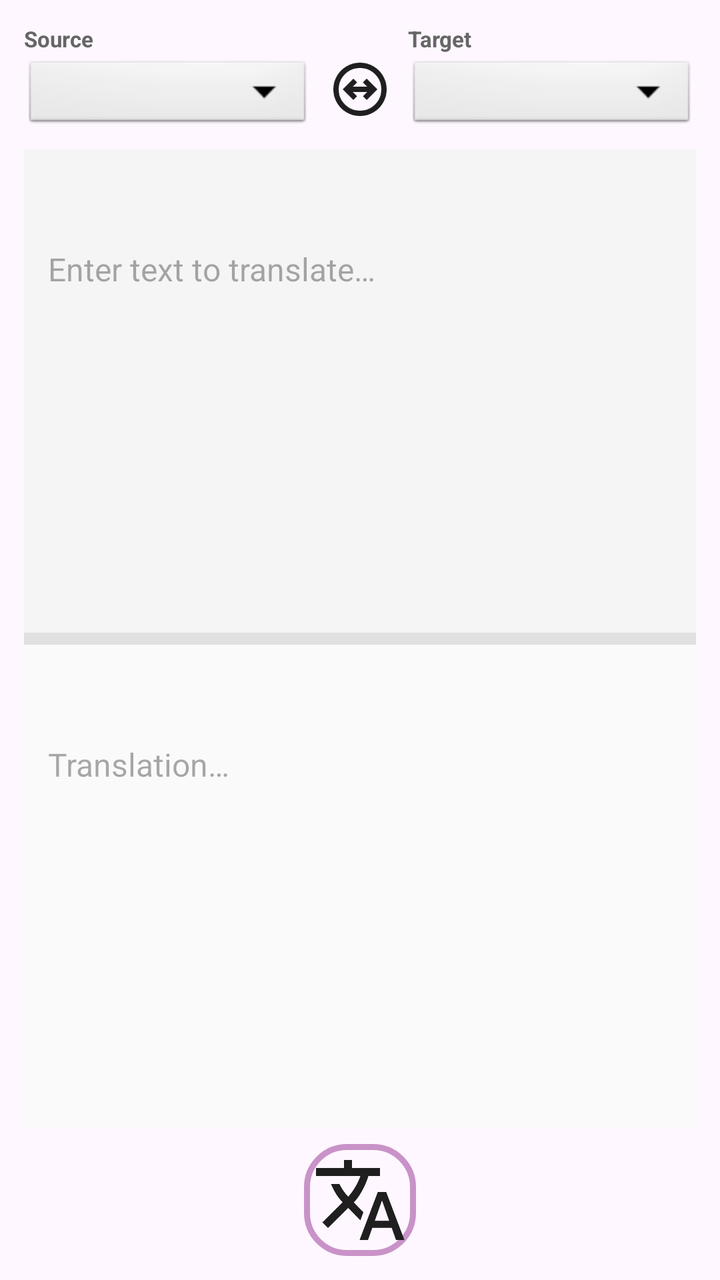
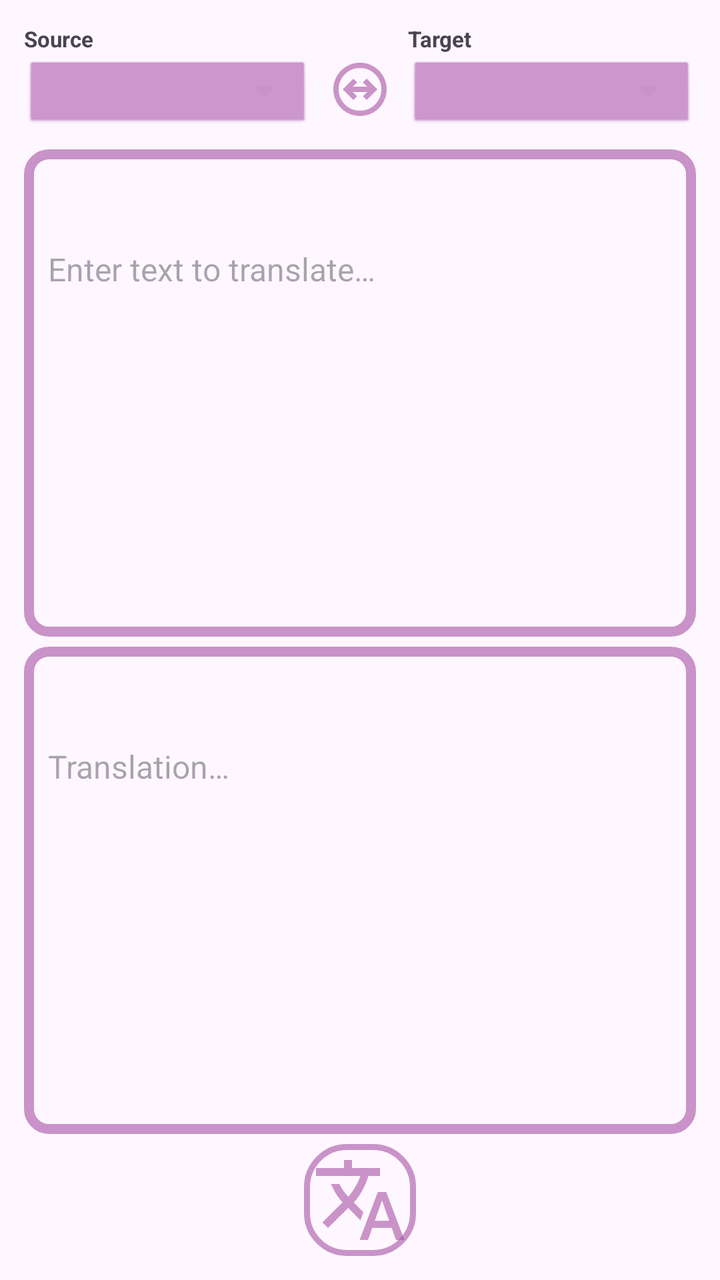

Two renders of the same Android screen: before a commit and after it. Below are the layout's source before the change and the commit's diff.
<!-- AndroidManifest.xml: application theme Theme.TFLiteAudio -->
<!-- res/layout/activity_main.xml -->
<androidx.coordinatorlayout.widget.CoordinatorLayout
    xmlns:android="http://schemas.android.com/apk/res/android"
    xmlns:tools="http://schemas.android.com/tools"
    android:layout_width="match_parent"
    android:layout_height="match_parent"
    android:keepScreenOn="true"
    android:fitsSystemWindows="true"
    android:id="@+id/rootLayout">

    <LinearLayout
        android:layout_width="match_parent"
        android:layout_height="match_parent"
        android:orientation="vertical"
        android:padding="12dp"
        tools:context="com.seemless.MainActivity">

        
        <LinearLayout
            android:id="@+id/langRow"
            android:layout_width="match_parent"
            android:layout_height="wrap_content"
            android:orientation="horizontal"
            android:gravity="center_vertical">

            
            <LinearLayout
                android:layout_width="0dp"
                android:layout_height="wrap_content"
                android:layout_weight="1"
                android:orientation="vertical">

                <TextView
                    android:layout_width="match_parent"
                    android:layout_height="wrap_content"
                    android:text="Source"
                    android:textSize="11sp"
                    android:textColor="#666666"
                    android:textStyle="bold"
                    android:paddingBottom="2dp" />

                <Spinner
                    android:id="@+id/spinnerSource"
                    android:layout_width="match_parent"
                    android:layout_height="38dp"
                    android:background="@android:drawable/btn_dropdown" />

                <EditText
                    android:id="@+id/etvCustomSource"
                    android:layout_width="match_parent"
                    android:layout_height="wrap_content"
                    android:hint="e.g. de-DE"
                    android:textSize="12sp"
                    android:visibility="gone"
                    android:inputType="text" />
            </LinearLayout>

            
            <ImageButton
                android:id="@+id/btnSwap"
                android:layout_width="36dp"
                android:layout_height="36dp"
                android:layout_marginStart="6dp"
                android:layout_marginEnd="6dp"
                android:layout_gravity="bottom"
                android:layout_marginBottom="4dp"
                android:src="@drawable/swap_32dp"
                android:background="@null"
                android:contentDescription="Swap languages" />

            
            <LinearLayout
                android:layout_width="0dp"
                android:layout_height="wrap_content"
                android:layout_weight="1"
                android:orientation="vertical">

                <TextView
                    android:layout_width="match_parent"
                    android:layout_height="wrap_content"
                    android:text="Target"
                    android:textSize="11sp"
                    android:textColor="#666666"
                    android:textStyle="bold"
                    android:paddingBottom="2dp" />

                <Spinner
                    android:id="@+id/spinnerTarget"
                    android:layout_width="match_parent"
                    android:layout_height="38dp"
                    android:background="@android:drawable/btn_dropdown" />

                <EditText
                    android:id="@+id/etvCustomTarget"
                    android:layout_width="match_parent"
                    android:layout_height="wrap_content"
                    android:hint="e.g. de-DE"
                    android:textSize="12sp"
                    android:visibility="gone"
                    android:inputType="text" />
            </LinearLayout>
        </LinearLayout>

        
        <ScrollView
            android:id="@+id/scroll_input"
            android:layout_width="match_parent"
            android:layout_height="0dp"
            android:layout_weight="1"
            android:background="#F5F5F5"
            android:layout_marginTop="8dp">

            <EditText
                android:id="@+id/etvInput"
                android:layout_width="match_parent"
                android:layout_height="wrap_content"
                android:background="@null"
                android:textSize="16sp"
                android:padding="12dp"
                android:hint="Enter text to translate…"
                android:minHeight="120dp" />
        </ScrollView>

        
        <View
            android:id="@+id/divider"
            android:layout_width="match_parent"
            android:layout_height="6dp"
            android:clickable="true"
            android:background="#E0E0E0" />

        
        <ScrollView
            android:id="@+id/scroll_output"
            android:layout_width="match_parent"
            android:layout_height="0dp"
            android:layout_weight="1"
            android:background="#FAFAFA"
            android:layout_marginBottom="8dp">

            <EditText
                android:id="@+id/etvResult"
                android:layout_width="match_parent"
                android:layout_height="wrap_content"
                android:background="@null"
                android:textSize="16sp"
                android:padding="12dp"
                android:textIsSelectable="true"
                android:hint="Translation…"
                android:minHeight="120dp"
                android:focusable="false"
                android:cursorVisible="false" />
        </ScrollView>

        
        <ProgressBar
            android:id="@+id/progressBar"
            style="@style/Widget.AppCompat.ProgressBar.Horizontal"
            android:layout_width="match_parent"
            android:layout_height="32dp"
            android:visibility="gone"
            android:layout_marginBottom="6dp" />

        
        <ImageButton
            android:id="@+id/translateButton"
            android:layout_width="56dp"
            android:layout_height="56dp"
            android:layout_gravity="center_horizontal"
            android:src="@drawable/translate_48dp"
            android:background="@drawable/rounded_button"
            android:contentDescription="Translate" />

    </LinearLayout>
</androidx.coordinatorlayout.widget.CoordinatorLayout>
<!-- resources referenced by this layout -->
<resources>
  <!-- drawable rounded_button (drawable) -->
  <?xml version="1.0" encoding="utf-8"?>
  <shape xmlns:android="http://schemas.android.com/apk/res/android">
      <stroke android:color="@color/colorAccent" android:width="3dp"/>
      <corners android:radius="20dp" />
      <padding android:top="10dp" android:bottom="10dp" android:left="10dp" android:right="10dp"/>
  </shape>
  <!-- drawable swap_32dp (drawable) -->
  <vector xmlns:android="http://schemas.android.com/apk/res/android"
      android:width="32dp"
      android:height="32dp"
      android:viewportWidth="960"
      android:viewportHeight="960">
    <path
        android:pathData="M324,848.5Q251,817 197,763t-85.5,-127Q80,563 80,480t31.5,-156Q143,251 197,197t127,-85.5Q397,80 480,80t156,31.5Q709,143 763,197t85.5,127Q880,397 880,480t-31.5,156Q817,709 763,763t-127,85.5Q563,880 480,880t-156,-31.5ZM480,800q133,0 226.5,-93.5T800,480q0,-133 -93.5,-226.5T480,160q-133,0 -226.5,93.5T160,480q0,133 93.5,226.5T480,800ZM480,480ZM380,640l56,-56 -64,-64h216l-64,64 56,56 160,-160 -160,-160 -56,56 64,64L372,440l64,-64 -56,-56 -160,160 160,160Z"
        android:fillColor="#1f1f1f"/>
  </vector>
  <!-- drawable translate_48dp (drawable) -->
  <vector xmlns:android="http://schemas.android.com/apk/res/android"
      android:width="48dp"
      android:height="48dp"
      android:viewportWidth="960"
      android:viewportHeight="960">
    <path
        android:pathData="m476,880 l182,-480h84L924,880h-84l-43,-122L603,758L560,880h-84ZM160,760l-56,-56 202,-202q-35,-35 -63.5,-80T190,320h84q20,39 40,68t48,58q33,-33 68.5,-92.5T484,240L40,240v-80h280v-80h80v80h280v80L564,240q-21,72 -63,148t-83,116l96,98 -30,82 -122,-125 -202,201ZM628,688h144l-72,-204 -72,204Z"
        android:fillColor="#1f1f1f"/>
  </vector>
  <style name="Theme.TFLiteAudio" parent="Theme.Material3.DayNight.NoActionBar">
          
          
      </style>
  <color name="colorAccent">#99A750A4</color>
</resources>

<!-- the commit's change to res/layout/activity_main.xml (unified diff, before → after) -->
@@ -34,7 +34,6 @@
                     android:layout_height="wrap_content"
                     android:text="Source"
                     android:textSize="11sp"
-                    android:textColor="#666666"
                     android:textStyle="bold"
                     android:paddingBottom="2dp" />
 
@@ -42,6 +41,7 @@
                     android:id="@+id/spinnerSource"
                     android:layout_width="match_parent"
                     android:layout_height="38dp"
+                    android:backgroundTint="@color/colorAccent"
                     android:background="@android:drawable/btn_dropdown" />
 
                 <EditText
@@ -79,7 +79,6 @@
                     android:layout_height="wrap_content"
                     android:text="Target"
                     android:textSize="11sp"
-                    android:textColor="#666666"
                     android:textStyle="bold"
                     android:paddingBottom="2dp" />
 
@@ -87,7 +86,8 @@
                     android:id="@+id/spinnerTarget"
                     android:layout_width="match_parent"
                     android:layout_height="38dp"
-                    android:background="@android:drawable/btn_dropdown" />
+                    android:backgroundTint="@color/colorAccent"
+                    android:background="@android:drawable/btn_dropdown"/>
 
                 <EditText
                     android:id="@+id/etvCustomTarget"
@@ -106,7 +106,7 @@
             android:layout_width="match_parent"
             android:layout_height="0dp"
             android:layout_weight="1"
-            android:background="#F5F5F5"
+            android:background="@drawable/rounded_button_frame"
             android:layout_marginTop="8dp">
 
             <EditText
@@ -116,17 +116,10 @@
                 android:background="@null"
                 android:textSize="16sp"
                 android:padding="12dp"
+                android:inputType="textNoSuggestions|textMultiLine"
                 android:hint="Enter text to translate…"
                 android:minHeight="120dp" />
         </ScrollView>
-
-        
-        <View
-            android:id="@+id/divider"
-            android:layout_width="match_parent"
-            android:layout_height="6dp"
-            android:clickable="true"
-            android:background="#E0E0E0" />
 
         
         <ScrollView
@@ -134,7 +127,8 @@
             android:layout_width="match_parent"
             android:layout_height="0dp"
             android:layout_weight="1"
-            android:background="#FAFAFA"
+            android:layout_marginVertical="5dp"
+            android:background="@drawable/rounded_button_frame"
             android:layout_marginBottom="8dp">
 
             <EditText
@@ -145,6 +139,7 @@
                 android:textSize="16sp"
                 android:padding="12dp"
                 android:textIsSelectable="true"
+                android:inputType="textNoSuggestions|textMultiLine"
                 android:hint="Translation…"
                 android:minHeight="120dp"
                 android:focusable="false"
<!-- resource entries referenced after the edit -->
@@ -1,11 +1,18 @@
 <!-- resources referenced by this layout -->
 <resources>
+  <color name="colorAccent">#99A750A4</color>
   <!-- drawable rounded_button (drawable) -->
   <?xml version="1.0" encoding="utf-8"?>
   <shape xmlns:android="http://schemas.android.com/apk/res/android">
       <stroke android:color="@color/colorAccent" android:width="3dp"/>
       <corners android:radius="20dp" />
       <padding android:top="10dp" android:bottom="10dp" android:left="10dp" android:right="10dp"/>
+  </shape>
+  <!-- drawable rounded_button_frame (drawable) -->
+  <shape xmlns:android="http://schemas.android.com/apk/res/android">
+      <stroke android:width="5dp"/>
+      <stroke android:color="@color/colorAccent" />
+      <corners android:radius="10dp" />
   </shape>
   <!-- drawable swap_32dp (drawable) -->
   <vector xmlns:android="http://schemas.android.com/apk/res/android"
@@ -15,7 +22,7 @@
       android:viewportHeight="960">
     <path
         android:pathData="M324,848.5Q251,817 197,763t-85.5,-127Q80,563 80,480t31.5,-156Q143,251 197,197t127,-85.5Q397,80 480,80t156,31.5Q709,143 763,197t85.5,127Q880,397 880,480t-31.5,156Q817,709 763,763t-127,85.5Q563,880 480,880t-156,-31.5ZM480,800q133,0 226.5,-93.5T800,480q0,-133 -93.5,-226.5T480,160q-133,0 -226.5,93.5T160,480q0,133 93.5,226.5T480,800ZM480,480ZM380,640l56,-56 -64,-64h216l-64,64 56,56 160,-160 -160,-160 -56,56 64,64L372,440l64,-64 -56,-56 -160,160 160,160Z"
-        android:fillColor="#1f1f1f"/>
+        android:fillColor="@color/colorAccent"/>
   </vector>
   <!-- drawable translate_48dp (drawable) -->
   <vector xmlns:android="http://schemas.android.com/apk/res/android"
@@ -25,12 +32,11 @@
       android:viewportHeight="960">
     <path
         android:pathData="m476,880 l182,-480h84L924,880h-84l-43,-122L603,758L560,880h-84ZM160,760l-56,-56 202,-202q-35,-35 -63.5,-80T190,320h84q20,39 40,68t48,58q33,-33 68.5,-92.5T484,240L40,240v-80h280v-80h80v80h280v80L564,240q-21,72 -63,148t-83,116l96,98 -30,82 -122,-125 -202,201ZM628,688h144l-72,-204 -72,204Z"
-        android:fillColor="#1f1f1f"/>
+        android:fillColor="@color/colorAccent"/>
   </vector>
   <style name="Theme.TFLiteAudio" parent="Theme.Material3.DayNight.NoActionBar">
           
           
       </style>
-  <color name="colorAccent">#99A750A4</color>
 </resources>
 
